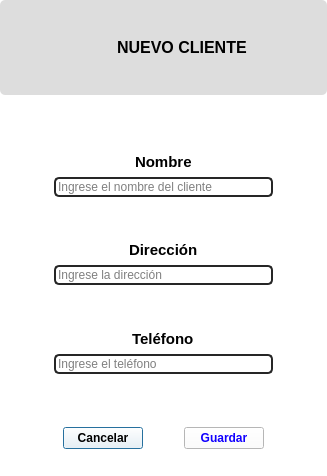
Qt form resources/ui/client_form.ui (Julian2455/beatmat) before a commit.
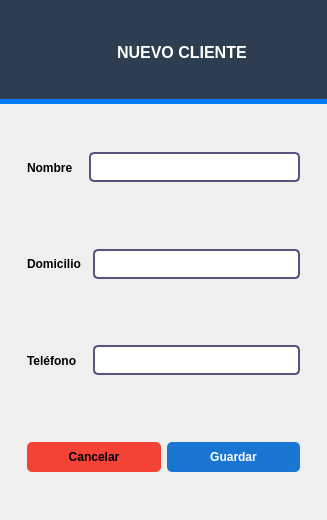
The same form after that commit. Icons and pictures are not drawn.

```diff
--- a/resources/ui/client_form.ui
+++ b/resources/ui/client_form.ui
@@ -7,14 +7,44 @@
     <x>0</x>
     <y>0</y>
     <width>327</width>
-    <height>476</height>
+    <height>520</height>
    </rect>
   </property>
   <property name="windowTitle">
    <string>Dialog</string>
   </property>
   <property name="styleSheet">
-   <string notr="true">background-color: rgb(255, 255, 255);</string>
+   <string notr="true">QLineEdit {
+     border: 2px solid rgb(85, 85, 127);
+     border-radius: 5px;
+     padding: 5px 8px;
+     color: #333;
+     background-color: #fff;
+   }
+   QLineEdit:focus {
+     border: 1px solid #0078d7;
+     background-color: #eef6ff;
+   }
+ QPushButton {
+     border: none;
+     padding: 8px 16px;
+     border-radius: 5px;
+     font-weight: bold;
+   }
+   QPushButton#cancelar_form {
+     background-color: #f44336;
+     color: white;
+   }
+   QPushButton#cancelar_form:hover {
+     background-color: #d32f2f;
+   }
+   QPushButton#guardar_client {
+     background-color: #1976d2;
+     color: white;
+   }
+   QPushButton#guardar_client:hover {
+     background-color: #0d47a1;
+   }</string>
   </property>
   <layout class="QVBoxLayout" name="verticalLayout" stretch="2,8">
    <property name="spacing">
@@ -35,10 +65,9 @@
    <item>
     <widget class="QWidget" name="widget" native="true">
      <property name="styleSheet">
-      <string notr="true">border: none ;
-border-radius: 5px;
-background-color: rgb(221, 221, 221);
-</string>
+      <string notr="true">background: #2C3E50;
+border-bottom: 6px solid #5F9EA0;
+border-bottom: 5px solid #007BFF;</string>
      </property>
      <layout class="QHBoxLayout" name="horizontalLayout">
       <item>
@@ -104,8 +133,9 @@
          </font>
         </property>
         <property name="styleSheet">
-         <string notr="true">border:none;
-color:black;</string>
+         <string notr="true">font-weight: bold;
+border:none;
+color:rgb(255, 255, 255);</string>
         </property>
         <property name="text">
          <string>NUEVO CLIENTE</string>
@@ -131,129 +161,90 @@
    <item>
     <widget class="QWidget" name="widget_2" native="true">
      <layout class="QHBoxLayout" name="horizontalLayout_2">
-      <item>
-       <spacer name="horizontalSpacer_3">
-        <property name="orientation">
-         <enum>Qt::Horizontal</enum>
-        </property>
-        <property name="sizeType">
-         <enum>QSizePolicy::Preferred</enum>
-        </property>
-        <property name="sizeHint" stdset="0">
-         <size>
-          <width>40</width>
-          <height>20</height>
-         </size>
-        </property>
-       </spacer>
-      </item>
       <item>
        <widget class="QWidget" name="widget_3" native="true">
         <layout class="QVBoxLayout" name="verticalLayout_2">
          <item>
-          <spacer name="verticalSpacer_2">
-           <property name="orientation">
-            <enum>Qt::Vertical</enum>
-           </property>
-           <property name="sizeType">
-            <enum>QSizePolicy::Minimum</enum>
-           </property>
-           <property name="sizeHint" stdset="0">
-            <size>
-             <width>20</width>
-             <height>40</height>
-            </size>
-           </property>
-          </spacer>
-         </item>
-         <item alignment="Qt::AlignHCenter">
+          <widget class="QWidget" name="widget_5" native="true">
+           <layout class="QHBoxLayout" name="horizontalLayout_4">
+            <item>
           <widget class="QLabel" name="label_3">
            <property name="font">
             <font>
-             <pointsize>11</pointsize>
              <bold>true</bold>
             </font>
            </property>
-           <property name="styleSheet">
-            <string notr="true">color:black;</string>
-           </property>
            <property name="text">
             <string>Nombre</string>
            </property>
           </widget>
          </item>
          <item>
-          <widget class="QLineEdit" name="lineEdit">
-           <property name="styleSheet">
-            <string notr="true">border: 2px solid rgb(38, 38, 38);
-border-radius: 5px;
-color:black;
-</string>
-           </property>
-           <property name="placeholderText">
-            <string>Ingrese el nombre del cliente</string>
-           </property>
-          </widget>
-         </item>
-         <item>
-          <spacer name="verticalSpacer_3">
+             <spacer name="horizontalSpacer_3">
            <property name="orientation">
-            <enum>Qt::Vertical</enum>
+               <enum>Qt::Horizontal</enum>
+              </property>
+              <property name="sizeType">
+               <enum>QSizePolicy::Preferred</enum>
            </property>
            <property name="sizeHint" stdset="0">
             <size>
-             <width>20</width>
-             <height>40</height>
+                <width>10</width>
+                <height>20</height>
             </size>
            </property>
           </spacer>
          </item>
-         <item alignment="Qt::AlignHCenter">
+            <item>
+             <widget class="QLineEdit" name="lineEdit"/>
+            </item>
+           </layout>
+          </widget>
+         </item>
+         <item>
+          <widget class="QWidget" name="widget_6" native="true">
+           <layout class="QHBoxLayout" name="horizontalLayout_5">
+            <item>
           <widget class="QLabel" name="label_4">
            <property name="font">
             <font>
-             <pointsize>11</pointsize>
              <bold>true</bold>
             </font>
            </property>
-           <property name="styleSheet">
-            <string notr="true">color:black;</string>
-           </property>
            <property name="text">
-            <string>Dirección</string>
+               <string>Domicilio</string>
            </property>
           </widget>
          </item>
          <item>
-          <widget class="QLineEdit" name="lineEdit_2">
-           <property name="styleSheet">
-            <string notr="true">border: 2px solid rgb(38, 38, 38);
-border-radius: 5px;
-color:black;</string>
-           </property>
-           <property name="placeholderText">
-            <string>Ingrese la dirección</string>
-           </property>
-          </widget>
-         </item>
-         <item>
-          <spacer name="verticalSpacer_4">
+             <spacer name="horizontalSpacer_5">
            <property name="orientation">
-            <enum>Qt::Vertical</enum>
+               <enum>Qt::Horizontal</enum>
+              </property>
+              <property name="sizeType">
+               <enum>QSizePolicy::Preferred</enum>
            </property>
            <property name="sizeHint" stdset="0">
             <size>
-             <width>20</width>
-             <height>40</height>
+                <width>6</width>
+                <height>20</height>
             </size>
            </property>
           </spacer>
          </item>
-         <item alignment="Qt::AlignHCenter">
+            <item>
+             <widget class="QLineEdit" name="lineEdit_2"/>
+            </item>
+           </layout>
+          </widget>
+         </item>
+         <item>
+          <widget class="QWidget" name="widget_7" native="true">
+           <layout class="QHBoxLayout" name="horizontalLayout_6">
+            <item>
           <widget class="QLabel" name="label_5">
            <property name="font">
             <font>
-             <pointsize>11</pointsize>
              <bold>true</bold>
             </font>
            </property>
@@ -263,30 +254,26 @@
           </widget>
          </item>
          <item>
-          <widget class="QLineEdit" name="lineEdit_3">
-           <property name="styleSheet">
-            <string notr="true">border: 2px solid rgb(38, 38, 38);
-border-radius: 5px;
-color:black;
-</string>
-           </property>
-           <property name="placeholderText">
-            <string>Ingrese el teléfono</string>
-           </property>
-          </widget>
-         </item>
-         <item>
-          <spacer name="verticalSpacer">
+             <spacer name="horizontalSpacer_4">
            <property name="orientation">
-            <enum>Qt::Vertical</enum>
+               <enum>Qt::Horizontal</enum>
+              </property>
+              <property name="sizeType">
+               <enum>QSizePolicy::Preferred</enum>
            </property>
            <property name="sizeHint" stdset="0">
             <size>
-             <width>20</width>
-             <height>40</height>
+                <width>10</width>
+                <height>20</height>
             </size>
            </property>
           </spacer>
+            </item>
+            <item>
+             <widget class="QLineEdit" name="lineEdit_3"/>
+            </item>
+           </layout>
+          </widget>
          </item>
          <item>
           <widget class="QWidget" name="widget_4" native="true">
@@ -306,19 +293,6 @@
               </property>
              </widget>
             </item>
-            <item>
-             <spacer name="horizontalSpacer_5">
-              <property name="orientation">
-               <enum>Qt::Horizontal</enum>
-              </property>
-              <property name="sizeHint" stdset="0">
-               <size>
-                <width>40</width>
-                <height>20</height>
-               </size>
-              </property>
-             </spacer>
-            </item>
             <item>
              <widget class="QPushButton" name="guardar_client">
               <property name="font">
@@ -327,7 +301,7 @@
                </font>
               </property>
               <property name="styleSheet">
-               <string notr="true">color: rgb(17, 0, 255)</string>
+               <string notr="true"/>
               </property>
               <property name="text">
                <string>Guardar</string>
@@ -340,22 +314,6 @@
         </layout>
        </widget>
       </item>
-      <item>
-       <spacer name="horizontalSpacer_4">
-        <property name="orientation">
-         <enum>Qt::Horizontal</enum>
-        </property>
-        <property name="sizeType">
-         <enum>QSizePolicy::Preferred</enum>
-        </property>
-        <property name="sizeHint" stdset="0">
-         <size>
-          <width>40</width>
-          <height>20</height>
-         </size>
-        </property>
-       </spacer>
-      </item>
      </layout>
     </widget>
    </item>
```
Lines whose indentation alone changed are shown as unchanged.
